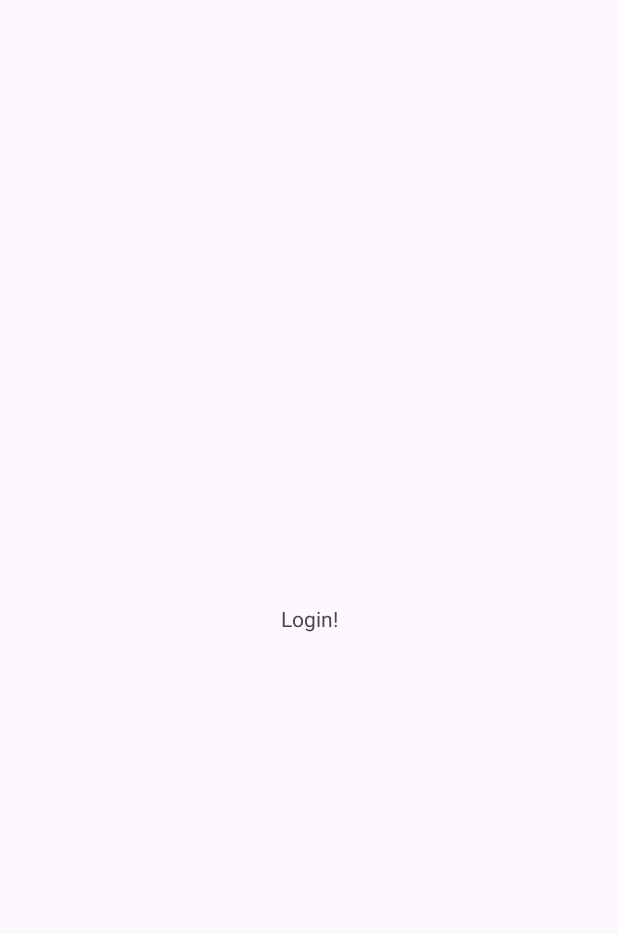
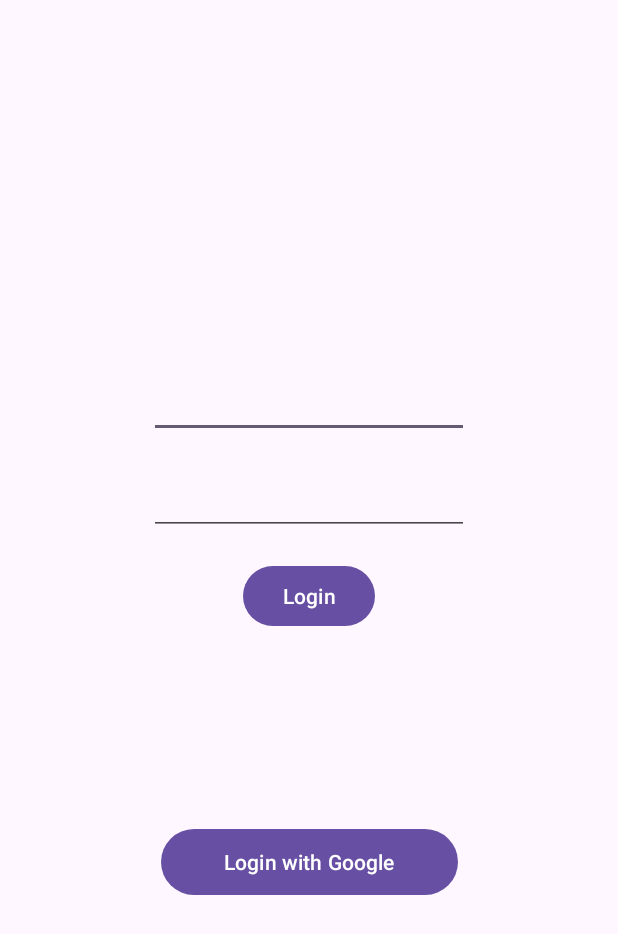
Before and after one commit to SimoneDC01/MobAlert, an Android app: the LoginActivity screen opened directly, with no data from a screen before it, on a phone screen of 412 x 824 dp. Before the commit the part shown is almost empty. Shown: the top 934 px of the screen. Run offline under Robolectric (Android 15) with nearby library versions, the phone set to English and light mode, and no system bars; our stand-ins replace Firebase (no records; nobody signed in at launch, a user with empty details on screens opened directly).

Commit message:
Login with Google (first part)

```diff
--- a/app/src/main/java/com/example/mobalert/LoginActivity.kt
+++ b/app/src/main/java/com/example/mobalert/LoginActivity.kt
@@ -1,14 +1,28 @@
 package com.example.mobalert
 
+import android.app.Activity
+import android.content.Intent
 import android.os.Bundle
+import android.widget.Toast
 import androidx.activity.enableEdgeToEdge
+import androidx.activity.result.contract.ActivityResultContracts
 import androidx.appcompat.app.AppCompatActivity
-import androidx.core.view.ViewCompat
-import androidx.core.view.WindowInsetsCompat
 import com.example.mobalert.databinding.ActivityLoginBinding
+import com.google.android.gms.auth.api.signin.GoogleSignIn
+import com.google.android.gms.auth.api.signin.GoogleSignInAccount
+import com.google.android.gms.auth.api.signin.GoogleSignInClient
+import com.google.android.gms.auth.api.signin.GoogleSignInOptions
+import com.google.android.gms.tasks.Task
+import com.google.firebase.auth.FirebaseAuth
+import com.google.firebase.auth.GoogleAuthProvider
+import com.google.firebase.auth.ktx.auth
+import com.google.firebase.ktx.Firebase
 
 class LoginActivity : AppCompatActivity() {
     private lateinit var binding: ActivityLoginBinding
+    private lateinit var auth: FirebaseAuth
+    private lateinit var googleSignInClient: GoogleSignInClient
+
     override fun onCreate(savedInstanceState: Bundle?) {
         super.onCreate(savedInstanceState)
         enableEdgeToEdge()
@@ -16,5 +30,54 @@
         binding = ActivityLoginBinding.inflate(layoutInflater)
         setContentView(binding.root)
 
+        auth = Firebase.auth
+        val gso = GoogleSignInOptions.Builder(GoogleSignInOptions.DEFAULT_SIGN_IN)
+            .requestIdToken(getString(R.string.default_web_client_id))
+            .requestEmail()
+            .build()
+        googleSignInClient = GoogleSignIn.getClient(this, gso)
+
+        binding.loginWithGoogleButton.setOnClickListener {
+            signInWithGoogle()
+        }
     }
+
+    private fun signInWithGoogle(){
+        val signInIntent = googleSignInClient.signInIntent
+        launcher.launch(signInIntent)
+    }
+
+    private val launcher = registerForActivityResult(ActivityResultContracts.StartActivityForResult()){
+        result ->
+        if(result.resultCode == Activity.RESULT_OK){
+            val task = GoogleSignIn.getSignedInAccountFromIntent(result.data)
+            handleResults(task)
+        }
+    }
+
+    private fun handleResults(task: Task<GoogleSignInAccount>){
+        if (task.isSuccessful) {
+            val account:GoogleSignInAccount? = task.result
+            if (account != null){
+                updateUI(account)
+            }
+        }
+        else {
+            Toast.makeText(this, "SignIn Failed, Try again later", Toast.LENGTH_SHORT).show()
+        }
+    }
+
+    private fun updateUI(account: GoogleSignInAccount){
+        val credential = GoogleAuthProvider.getCredential(account.idToken, null)
+        auth.signInWithCredential(credential).addOnCompleteListener{
+            if(it.isSuccessful){
+                startActivity(Intent(this, MainActivity::class.java))
+                finish()
+            }
+            else {
+                Toast.makeText(this, "Can't login currently. Try after sometime", Toast.LENGTH_SHORT).show()
+            }
+        }
+    }
+
 }
--- a/app/src/main/java/com/example/mobalert/MainActivity.kt
+++ b/app/src/main/java/com/example/mobalert/MainActivity.kt
@@ -17,8 +17,8 @@
         binding = ActivityMainBinding.inflate(layoutInflater)
         setContentView(binding.root)
 
-        binding.loginButton.setOnClickListener {
-            Toast.makeText(this, "Login button clicked", Toast.LENGTH_SHORT).show()
+        binding.goToLoginButton.setOnClickListener {
+            Toast.makeText(this, "Go to login button clicked", Toast.LENGTH_SHORT).show()
             val intent = Intent(this, LoginActivity::class.java)
             startActivity(intent)
         }
--- a/app/src/main/res/layout/activity_login.xml
+++ b/app/src/main/res/layout/activity_login.xml
@@ -7,13 +7,50 @@
     android:layout_height="match_parent"
     tools:context=".LoginActivity">
 
-    <TextView
-        android:id="@+id/textView"
+    <EditText
+        android:id="@+id/loginEmail"
         android:layout_width="wrap_content"
         android:layout_height="wrap_content"
-        android:text="Login!"
+        android:ems="10"
+        android:inputType="textEmailAddress"
         app:layout_constraintBottom_toBottomOf="parent"
         app:layout_constraintEnd_toEndOf="parent"
         app:layout_constraintStart_toStartOf="parent"
-        app:layout_constraintTop_toTopOf="parent" />
+        app:layout_constraintTop_toTopOf="parent"
+        app:layout_constraintVertical_bias="0.317" />
+
+    <EditText
+        android:id="@+id/loginPassword"
+        android:layout_width="wrap_content"
+        android:layout_height="wrap_content"
+        android:layout_marginTop="19dp"
+        android:ems="10"
+        android:inputType="textPassword"
+        app:layout_constraintBottom_toBottomOf="parent"
+        app:layout_constraintEnd_toEndOf="parent"
+        app:layout_constraintStart_toStartOf="parent"
+        app:layout_constraintTop_toBottomOf="@+id/loginEmail"
+        app:layout_constraintVertical_bias="0.0" />
+
+    <Button
+        android:id="@+id/loginButton"
+        android:layout_width="wrap_content"
+        android:layout_height="wrap_content"
+        android:text="@string/login"
+        app:layout_constraintBottom_toBottomOf="parent"
+        app:layout_constraintEnd_toEndOf="parent"
+        app:layout_constraintStart_toStartOf="parent"
+        app:layout_constraintTop_toBottomOf="@+id/loginPassword"
+        app:layout_constraintVertical_bias="0.039" />
+
+    <Button
+        android:id="@+id/loginWithGoogleButton"
+        android:layout_width="198dp"
+        android:layout_height="52dp"
+        android:text="@string/login_with_google"
+        app:layout_constraintBottom_toBottomOf="parent"
+        app:layout_constraintEnd_toEndOf="parent"
+        app:layout_constraintStart_toStartOf="parent"
+        app:layout_constraintTop_toTopOf="parent"
+        app:layout_constraintVertical_bias="0.711" />
 </androidx.constraintlayout.widget.ConstraintLayout>
--- a/app/src/main/res/layout/activity_main.xml
+++ b/app/src/main/res/layout/activity_main.xml
@@ -8,7 +8,7 @@
     tools:context=".MainActivity">
 
     <Button
-        android:id="@+id/loginButton"
+        android:id="@+id/goToLoginButton"
         android:layout_width="wrap_content"
         android:layout_height="wrap_content"
         android:text="@string/login"
--- a/app/src/main/res/values/strings.xml
+++ b/app/src/main/res/values/strings.xml
@@ -1,4 +1,6 @@
 <resources>
     <string name="app_name">MobAlert</string>
     <string name="login">Login</string>
+    <string name="login_with_google">Login with Google</string>
+    <string name="default_web_client_id">642506030876-coflngv5121csrdvlekj41pk7bm7hqoj.apps.googleusercontent.com</string>
 </resources>
--- a/build.gradle.kts
+++ b/build.gradle.kts
@@ -2,4 +2,5 @@
 plugins {
     alias(libs.plugins.android.application) apply false
     alias(libs.plugins.kotlin.android) apply false
+    alias(libs.plugins.google.gms.google.services) apply false
 }
```
Also changed, not shown: app/build.gradle.kts (+12 -0 lines), gradle/libs.versions.toml (+9 -0 lines), 1 other file.
